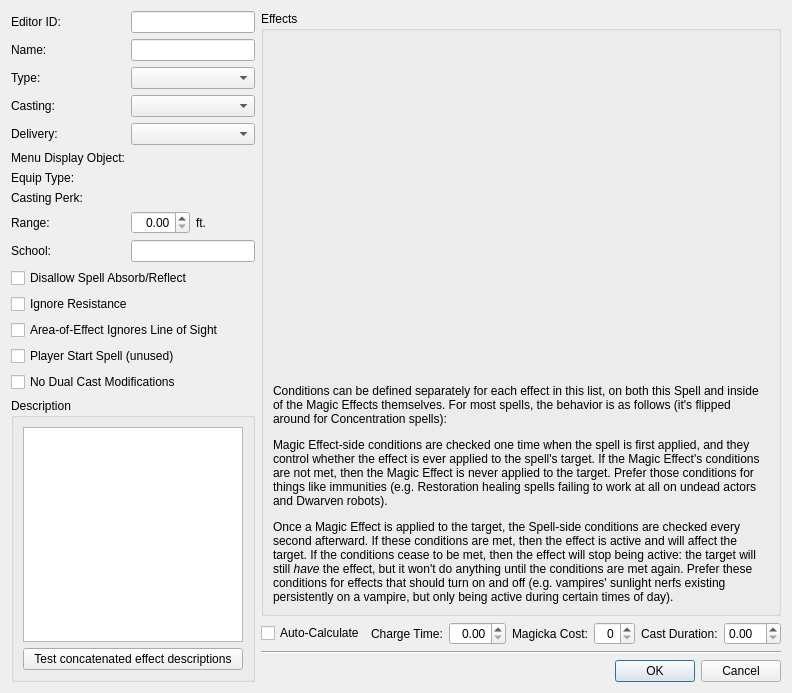
Qt form native/src/DovahKit/ui/form_windows/spell.ui (DavidJCobb/DovahKit) before a commit.
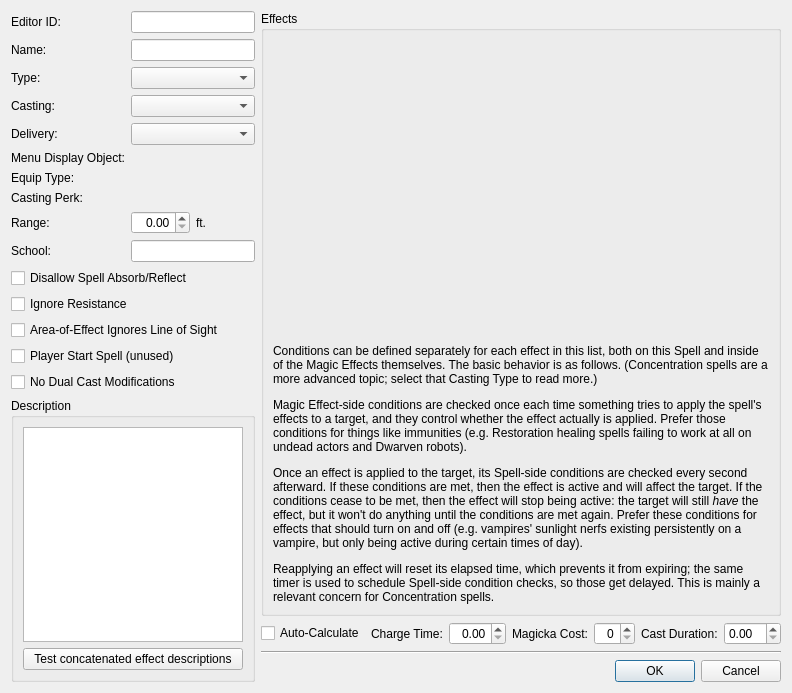
The same form after that commit. The open tabs and pages were chosen to show the change. Custom widgets are drawn as their Qt base class.

Commit message:
SPEL dialog: Rewrote condition explanation
I've done some very thorough in-game testing and determined that Concentration spells don't work "backwards" from normal spells; rather, they are subject to what is otherwise an edge-case of a spell's effects continually being reapplied, with their elapsed times being reset. I've updated the explanations in the SPEL dialog to reflect this new understanding.

What changed in the file:
```diff
--- a/native/src/DovahKit/ui/form_windows/spell.ui
+++ b/native/src/DovahKit/ui/form_windows/spell.ui
@@ -78,9 +78,13 @@
             <item>
              <widget class="QLabel" name="label_4">
               <property name="text">
-               <string>&lt;p&gt;Conditions can be defined separately for each effect in this list, on both this Spell and inside of the Magic Effects themselves. For most spells, the behavior is as follows (it's flipped around for Concentration spells):&lt;/p&gt;
-&lt;p&gt;Magic Effect-side conditions are checked one time when the spell is first applied, and they control whether the effect is ever applied to the spell's target. If the Magic Effect's conditions are not met, then the Magic Effect is never applied to the target. Prefer those conditions for things like immunities (e.g. Restoration healing spells failing to work at all on undead actors and Dwarven robots).&lt;/p&gt;
-&lt;p&gt;Once a Magic Effect is applied to the target, the Spell-side conditions are checked every second afterward. If these conditions are met, then the effect is active and will affect the target. If the conditions cease to be met, then the effect will stop being active: the target will still &lt;em&gt;have&lt;/em&gt; the effect, but it won't do anything until the conditions are met again. Prefer these conditions for effects that should turn on and off (e.g. vampires' sunlight nerfs existing persistently on a vampire, but only being active during certain times of day).&lt;/p&gt;</string>
+               <string>&lt;p&gt;Conditions can be defined separately for each effect in this list, both on this Spell and inside of the Magic Effects themselves. The basic behavior is as follows. (Concentration spells are a more advanced topic; select that Casting Type to read more.)&lt;/p&gt;
+&lt;p&gt;Magic Effect-side conditions are checked once each time something tries to apply the spell's effects to a target, and they control whether the effect actually is applied. Prefer those conditions for things like immunities (e.g. Restoration healing spells failing to work at all on undead actors and Dwarven robots).&lt;/p&gt;
+&lt;p&gt;Once an effect is applied to the target, its Spell-side conditions are checked every second afterward. If these conditions are met, then the effect is active and will affect the target. If the conditions cease to be met, then the effect will stop being active: the target will still &lt;em&gt;have&lt;/em&gt; the effect, but it won't do anything until the conditions are met again. Prefer these conditions for effects that should turn on and off (e.g. vampires' sunlight nerfs existing persistently on a vampire, but only being active during certain times of day).&lt;/p&gt;
+&lt;p&gt;Reapplying an effect will reset its elapsed time, which prevents it from expiring; the same timer is used to schedule Spell-side condition checks, so those get delayed. This is mainly a relevant concern for Concentration spells.&lt;/p&gt;</string>
+              </property>
+              <property name="alignment">
+               <set>Qt::AlignmentFlag::AlignLeading|Qt::AlignmentFlag::AlignLeft|Qt::AlignmentFlag::AlignTop</set>
               </property>
               <property name="wordWrap">
                <bool>true</bool>
```
Left out of the diff: 19 changed lines with no effect on the pictures.
